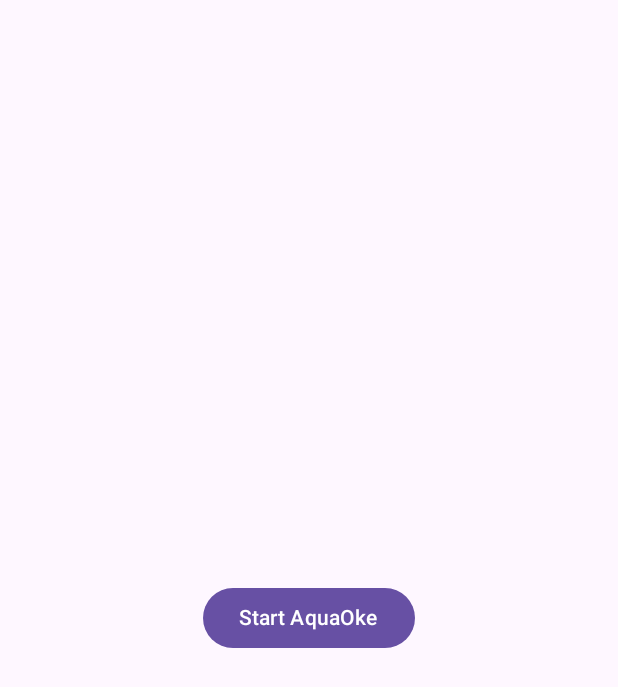
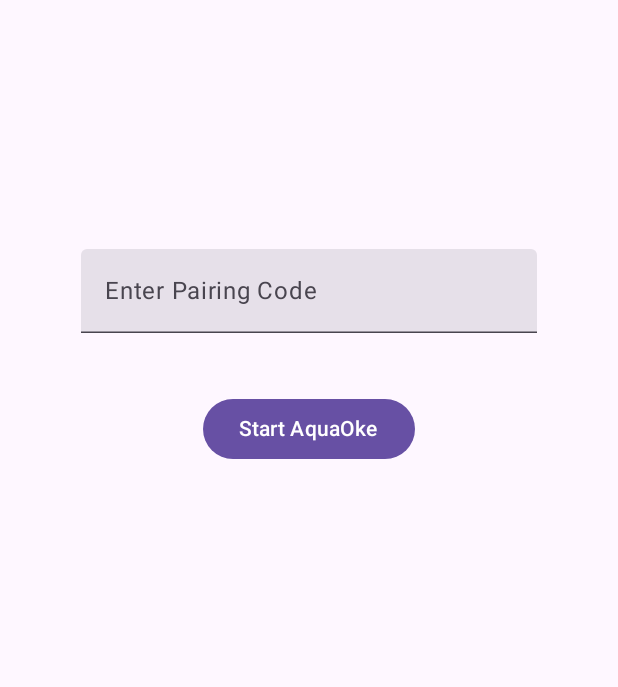
Before and after one commit to as6500/TidesOfCleania, an Android app built with Jetpack Compose: the screen it shows after launch (MainActivity), on a phone screen of 412 x 824 dp. Shown: the top 687 px of the screen. Run offline under Robolectric (Android 15) with nearby library versions, the phone set to English and light mode, and no system bars; libraries missing offline, so code that uses them is left out: com.github.kittinunf.fuel.

Commit message:
text box done also commented something out that was giving me an error

```diff
--- a/app/src/main/java/pt/iade/games/TidesOfCleania/MainActivity.kt
+++ b/app/src/main/java/pt/iade/games/TidesOfCleania/MainActivity.kt
@@ -38,6 +38,11 @@ import com.google.gson.JsonObject
 import kotlin.math.log2
 import kotlin.math.roundToInt
 
+import androidx.compose.material3.TextField
+import androidx.compose.foundation.text.KeyboardOptions
+import androidx.compose.ui.text.input.KeyboardType
+import androidx.compose.runtime.mutableStateOf
+
 
 class MainActivity : ComponentActivity() {
     override fun onCreate(savedInstanceState: Bundle?) {
@@ -68,20 +73,20 @@ class MainActivity : ComponentActivity() {
                 }
             }
 
-            val bodyJson = """
-                  { "pairingCode" : "654321"
-                  }
-                """
-            "https://tidesofrubbish.onrender.com/getGameState".httpGet().body(bodyJson).response() {
-                    request, response, result ->
-                //Get JSON string from server response
-                val jsonString = String(bytes = result.get())
-                Log.i( "Server", jsonString)
+            //commented this block out just so i can test if my text box works because it was giving me errors
 
-                //Tell the user whether the pairing code is valid
-            }
-
-
+//            val bodyJson = """
+//                  { "pairingCode" : "654321"
+//                  }
+//                """
+//            "https://tidesofrubbish.onrender.com/getGameState".httpGet().body(bodyJson).response() {
+//                    request, response, result ->
+//                //Get JSON string from server response
+//                val jsonString = String(bytes = result.get())
+//                Log.i( "Server", jsonString)
+//
+//                //Tell the user whether the pairing code is valid
+//            }
 
             MaterialTheme {
                 Surface(
@@ -110,22 +115,31 @@ fun HomeScreen(
     pitch: Float,
     onOpenAquaOke: () -> Unit
 ) {
+    var pairingCode by remember { mutableStateOf("") }
+
     Column(
-        modifier = Modifier.padding(top = 200.dp)
-    ) {
-//        Text(
-//            text = "${frequencyToNoteAllOctaves(pitch)} ($pitch Hz)",
-//            fontSize = 40.sp,
-//            textAlign = TextAlign.Center,
-//            modifier = Modifier.fillMaxWidth()
-//        )
-    }
-    Box(
         modifier = Modifier
             .fillMaxSize()
             .padding(16.dp),
-        contentAlignment = Alignment.Center
+        horizontalAlignment = Alignment.CenterHorizontally
     ) {
+        Spacer(modifier = Modifier.height(150.dp))
+
+        TextField(
+            value = pairingCode,
+            onValueChange = { input ->
+                if (input.all { it.isDigit() }) {
+                    pairingCode = input
+                }
+            },
+            label = { Text("Enter Pairing Code") },
+            keyboardOptions = KeyboardOptions(keyboardType = KeyboardType.Number),
+            singleLine = true,
+            modifier = Modifier.fillMaxWidth(0.8f)
+        )
+
+        Spacer(modifier = Modifier.height(40.dp))
+
         Button(onClick = onOpenAquaOke) {
             Text("Start AquaOke")
         }
```
